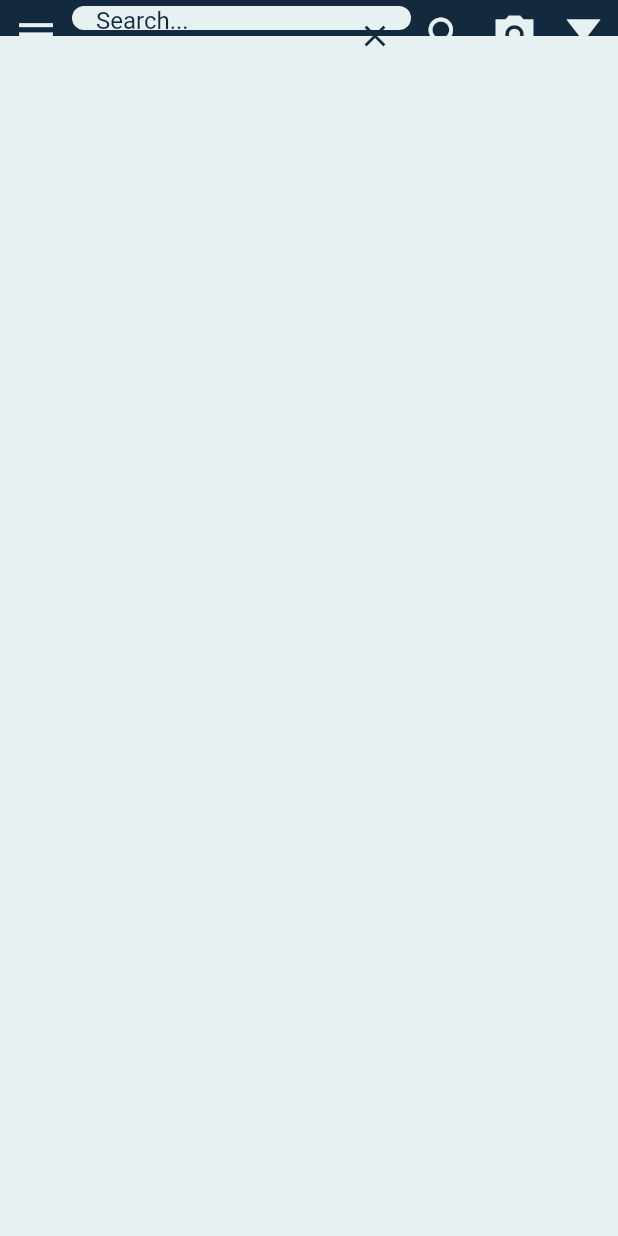
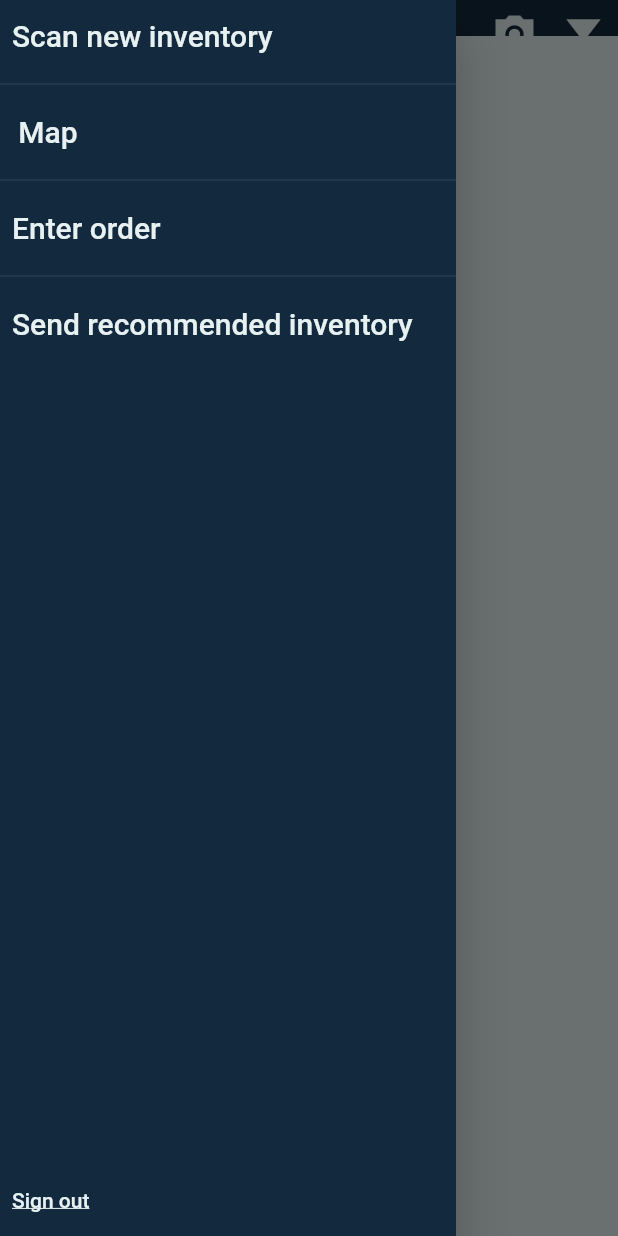
Before and after one commit to johanneslj/ShipOrganizerApp, a Flutter app: the InventoryView screen opened directly, after a tap on the "menu" icon, on a phone screen of 412 x 824 dp. Run offline on Flutter 3.47's test engine with Material 2 defaults, Android fonts, the phone set to English and light mode, and no system bars; generated files the repository leaves out were written again.

Commit message:
Added side menu for inventory view.

```diff
--- a/lib/l10n/app_en.arb
+++ b/lib/l10n/app_en.arb
@@ -16,8 +16,10 @@
   "passwordsMustMatch": "Passwords do not match.",
   "fullName": "Full Name",
   "helloWorld": "Hello World!",
-  "invalidCode": "Invalid code",
-  "sendCode": "Send code",
-  "verificationCode": "Verification code",
-  "search": "Search"
+  "search": "Search",
+  "scanNewInventory": "Scan new inventory",
+  "map": "Map",
+  "enterOrder": "Enter order",
+  "sendRecommended": "Send recommended inventory",
+  "logOut": "Sign out"
 }
--- a/lib/l10n/app_nb.arb
+++ b/lib/l10n/app_nb.arb
@@ -16,8 +16,10 @@
   "passwordsMustMatch": "Passordene er ikke like.",
   "fullName": "Fullt navn",
   "helloWorld": "Hei Verden!",
-  "invalidCode": "Ugyldig kode",
-  "sendCode": "Send kode",
-  "verificationCode": "Verifikasjonskode",
-  "search": "Søk"
+  "search": "Søk",
+  "scanNewInventory": "Scan nytt inventar",
+  "map": "Kart",
+  "enterOrder": "Legg inn ordre",
+  "sendRecommended": "Send anbefalt inventar",
+  "logOut": "Logg ut"
 }
--- a/lib/views/inventory/inventory_view.dart
+++ b/lib/views/inventory/inventory_view.dart
@@ -1,5 +1,6 @@
 import 'package:flutter/cupertino.dart';
 import 'package:flutter/material.dart';
+import 'package:ship_organizer_app/views/inventory/side_menu.dart';
 import 'package:ship_organizer_app/views/inventory/top_bar_widget.dart';
 
 /// View where the user can see the inventory for their department.
@@ -25,16 +26,12 @@ class _InventoryViewState extends State<InventoryView> {
                 Size(MediaQuery.of(context).size.width,
                     MediaQuery.of(context).viewPadding.top + 24.0),
             child: TopBar(
-              onMenuPressed: _onMenuPressed,
               onSearch: _onSearch,
               controller: _controller,
             )),
+        drawer: SideMenu(),
         body: SingleChildScrollView());
   }
-
-  Function() _onMenuPressed = () {
-    // TODO Render side menu
-  };
 
   Function() _onSearch = () {
     // TODO Handle search functionality
--- /dev/null
+++ b/lib/views/inventory/side_menu.dart
@@ -0,0 +1,61 @@
+import 'package:flutter/material.dart';
+import 'package:flutter_gen/gen_l10n/app_localizations.dart';
+
+class SideMenu extends StatelessWidget {
+  const SideMenu({
+    Key? key,
+  }) : super(key: key);
+
+  @override
+  Widget build(BuildContext context) {
+    return Drawer(
+        backgroundColor: Theme.of(context).colorScheme.primary,
+        child: Column(
+          children: [
+            SingleChildScrollView(
+                child: Column(
+              crossAxisAlignment: CrossAxisAlignment.start,
+              children: [
+                SizedBox(height: MediaQuery.of(context).viewPadding.top),
+                // TODO Add routes
+                _createRouteTextButton(
+                    context, AppLocalizations.of(context)!.scanNewInventory, null),
+                const Divider(),
+                _createRouteTextButton(context, AppLocalizations.of(context)!.map, null),
+                const Divider(),
+                _createRouteTextButton(context, AppLocalizations.of(context)!.enterOrder, null),
+                const Divider(),
+                _createRouteTextButton(
+                    context, AppLocalizations.of(context)!.sendRecommended, null),
+              ],
+            )),
+            Expanded(
+                child: Align(
+              alignment: Alignment.bottomLeft,
+              child: TextButton(
+                  onPressed: () {},
+                  child: Text(
+                    AppLocalizations.of(context)!.logOut,
+                    style: TextStyle(
+                        color: Theme.of(context).colorScheme.onPrimary,
+                        decoration: TextDecoration.underline),
+                  )),
+            ))
+          ],
+        ));
+  }
+
+  Widget _createRouteTextButton(BuildContext context, String text, Widget? route) {
+    return TextButton(
+        onPressed: () => {
+              if (route != null)
+                {
+                  Navigator.push(
+                      context,
+                      MaterialPageRoute(builder: (context) => (route) //ForgotPasswordPage())),
+                          ))
+                }
+            },
+        child: Text(text, style: Theme.of(context).textTheme.headline6));
+  }
+}
--- a/lib/views/inventory/top_bar_widget.dart
+++ b/lib/views/inventory/top_bar_widget.dart
@@ -54,7 +54,12 @@ class TopBar extends StatefulWidget {
 }
 
 class _TopBarState extends State<TopBar> {
-  void Function()? get _onMenuPressed => widget.onMenuPressed;
+  /// If no function is specified, menu button tries to open [Drawer] in [Scaffold]
+  void Function()? get _onMenuPressed =>
+      widget.onMenuPressed ??
+      () {
+        Scaffold.of(context).hasDrawer ? Scaffold.of(context).openDrawer() : null;
+      };
 
   void Function()? get _onSearch => widget.onSearch;
 
@@ -98,19 +103,17 @@ class _TopBarState extends State<TopBar> {
                       ),
                     ))),
             IconButton(
-              constraints: const BoxConstraints(minHeight: 32, minWidth: 32),
+                constraints: const BoxConstraints(minHeight: 32, minWidth: 32),
                 onPressed: _onSearch,
                 icon: widget.searchIcon ??
                     Icon(Icons.search, color: Theme.of(context).colorScheme.onPrimary)),
             IconButton(
                 constraints: const BoxConstraints(minHeight: 32, minWidth: 32),
-
                 onPressed: _onScan,
                 icon: widget.scanIcon ??
                     Icon(Icons.camera_alt_sharp, color: Theme.of(context).colorScheme.onPrimary)),
             IconButton(
                 constraints: const BoxConstraints(minHeight: 32, minWidth: 32),
-
                 onPressed: _filter,
                 icon: widget.filterIcon ??
                     Icon(
```
Also changed, not shown: 2 other files.
